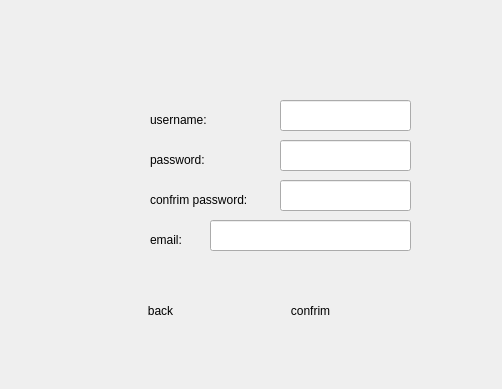
This is authpage.ui in mobinaebrahim/Slay-The-Spire as Qt 5 draws it before an edit. The edited form follows.
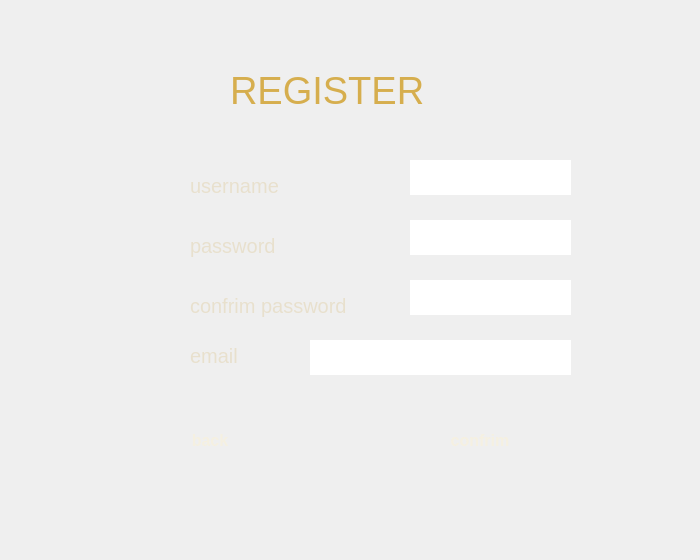
This is the edited form. The open tabs and pages were chosen to show the change. Icons and pictures are not drawn.

Commit message: fix : Complete authpage gui

The edit to the form file:
```diff
--- a/authpage.ui
+++ b/authpage.ui
@@ -2,12 +2,15 @@
 <ui version="4.0">
  <class>AuthPage</class>
  <widget class="QDialog" name="AuthPage">
+  <property name="enabled">
+   <bool>true</bool>
+  </property>
   <property name="geometry">
    <rect>
     <x>0</x>
     <y>0</y>
-    <width>502</width>
-    <height>389</height>
+    <width>700</width>
+    <height>560</height>
    </rect>
   </property>
   <property name="windowTitle">
@@ -17,11 +20,14 @@
    <property name="geometry">
     <rect>
      <x>0</x>
-     <y>0</y>
-     <width>501</width>
-     <height>381</height>
+     <y>20</y>
+     <width>701</width>
+     <height>561</height>
     </rect>
    </property>
+   <property name="autoFillBackground">
+    <bool>false</bool>
+   </property>
    <property name="currentIndex">
     <number>4</number>
    </property>
@@ -29,139 +35,246 @@
     <widget class="QLineEdit" name="lineEdit_reg_username">
      <property name="geometry">
       <rect>
-       <x>280</x>
-       <y>100</y>
-       <width>131</width>
-       <height>31</height>
+       <x>410</x>
+       <y>140</y>
+       <width>161</width>
+       <height>35</height>
       </rect>
      </property>
      <property name="styleSheet">
       <string notr="true">QLineEdit {
-    border-image: url(:/assets/authpage/lineedit.png) 0 0 0 0 strech strech;
-    font-size: 14px;
-  
+    border-image: url(:/assets/authpage/lineedit.png) 0 0 0 0 strech strech;   
 }
+QLineEdit
+{
+    font-family: &quot;IM FELL English&quot;;
+    font-size: 16px;
+
+    color: #E8DFC4;
+    border: none;
+
+    padding-left: 12px;
+    padding-right: 12px;
+    selection-background-color: #9A6A1E;
+    selection-color: white;
+}
+
 </string>
      </property>
     </widget>
     <widget class="QLineEdit" name="lineEdit_reg_password">
      <property name="geometry">
       <rect>
-       <x>280</x>
-       <y>140</y>
-       <width>131</width>
-       <height>31</height>
+       <x>410</x>
+       <y>200</y>
+       <width>161</width>
+       <height>35</height>
       </rect>
      </property>
      <property name="styleSheet">
       <string notr="true">QLineEdit {
-    border-image: url(:/assets/authpage/lineedit.png) 0 0 0 0 strech strech;
-    font-size: 14px;
-  
+    border-image: url(:/assets/authpage/lineedit.png) 0 0 0 0 strech strech;   
 }
+QLineEdit
+{
+    font-family: &quot;IM FELL English&quot;;
+    font-size: 16px;
+
+    color: #E8DFC4;
+    border: none;
+
+    padding-left: 12px;
+    padding-right: 12px;
+    selection-background-color: #9A6A1E;
+    selection-color: white;
+}
+
 </string>
      </property>
+     <property name="echoMode">
+      <enum>QLineEdit::EchoMode::Password</enum>
+     </property>
     </widget>
     <widget class="QLineEdit" name="lineEdit_confirmPassword">
      <property name="geometry">
       <rect>
-       <x>280</x>
-       <y>180</y>
-       <width>131</width>
-       <height>31</height>
+       <x>410</x>
+       <y>260</y>
+       <width>161</width>
+       <height>35</height>
       </rect>
      </property>
      <property name="styleSheet">
       <string notr="true">QLineEdit {
-    border-image: url(:/assets/authpage/lineedit.png) 0 0 0 0 strech strech;
-    font-size: 14px;
-  
+    border-image: url(:/assets/authpage/lineedit.png) 0 0 0 0 strech strech;   
 }
+QLineEdit
+{
+    font-family: &quot;IM FELL English&quot;;
+    font-size: 16px;
+
+    color: #E8DFC4;
+    border: none;
+
+    padding-left: 12px;
+    padding-right: 12px;
+    selection-background-color: #9A6A1E;
+    selection-color: white;
+}
+
 </string>
      </property>
+     <property name="echoMode">
+      <enum>QLineEdit::EchoMode::Password</enum>
+     </property>
     </widget>
     <widget class="QLineEdit" name="lineEdit_email">
      <property name="geometry">
       <rect>
-       <x>210</x>
-       <y>220</y>
-       <width>201</width>
-       <height>31</height>
+       <x>310</x>
+       <y>320</y>
+       <width>261</width>
+       <height>35</height>
       </rect>
      </property>
      <property name="styleSheet">
       <string notr="true">QLineEdit {
-    border-image: url(:/assets/authpage/lineedit.png) 0 0 0 0 strech strech;
-    font-size: 14px;
-  
+    border-image: url(:/assets/authpage/lineedit.png) 0 0 0 0 strech strech;   
 }
+QLineEdit
+{
+    font-family: &quot;IM FELL English&quot;;
+    font-size: 16px;
+
+    color: #E8DFC4;
+    border: none;
+
+    padding-left: 12px;
+    padding-right: 12px;
+    selection-background-color: #9A6A1E;
+    selection-color: white;
+}
+
 </string>
      </property>
     </widget>
     <widget class="QLabel" name="label_3">
      <property name="geometry">
       <rect>
-       <x>150</x>
-       <y>110</y>
-       <width>91</width>
-       <height>20</height>
-      </rect>
-     </property>
-     <property name="text">
-      <string>username:</string>
-     </property>
-    </widget>
-    <widget class="QLabel" name="label_4">
-     <property name="geometry">
-      <rect>
-       <x>150</x>
+       <x>190</x>
        <y>150</y>
        <width>91</width>
-       <height>20</height>
+       <height>31</height>
       </rect>
      </property>
+     <property name="styleSheet">
+      <string notr="true">QLabel
+{
+    font-family: &quot;Marcellus&quot;;
+    font-size: 20px;
+    font-weight: normal;
+
+    color: rgb(232,224,205);
+
+    background: transparent;
+    border: none;
+}</string>
+     </property>
      <property name="text">
-      <string>password:</string>
+      <string>username</string>
+     </property>
+    </widget>
+    <widget class="QLabel" name="label_4">
+     <property name="geometry">
+      <rect>
+       <x>190</x>
+       <y>210</y>
+       <width>111</width>
+       <height>31</height>
+      </rect>
+     </property>
+     <property name="styleSheet">
+      <string notr="true">QLabel
+{
+    font-family: &quot;Marcellus&quot;;
+    font-size: 20px;
+    font-weight: normal;
+
+    color: rgb(232,224,205);
+
+    background: transparent;
+    border: none;
+}</string>
+     </property>
+     <property name="text">
+      <string>password</string>
      </property>
     </widget>
     <widget class="QLabel" name="label_5">
      <property name="geometry">
       <rect>
-       <x>150</x>
-       <y>190</y>
-       <width>121</width>
-       <height>20</height>
+       <x>190</x>
+       <y>270</y>
+       <width>171</width>
+       <height>31</height>
       </rect>
      </property>
+     <property name="styleSheet">
+      <string notr="true">QLabel
+{
+    font-family: &quot;Marcellus&quot;;
+    font-size: 20px;
+    font-weight: normal;
+
+    color: rgb(232,224,205);
+
+    background: transparent;
+    border: none;
+}</string>
+     </property>
      <property name="text">
-      <string>confrim password:</string>
+      <string>confrim password</string>
      </property>
     </widget>
     <widget class="QLabel" name="label_6">
      <property name="geometry">
       <rect>
-       <x>150</x>
-       <y>230</y>
-       <width>63</width>
-       <height>20</height>
+       <x>190</x>
+       <y>320</y>
+       <width>101</width>
+       <height>31</height>
       </rect>
      </property>
+     <property name="styleSheet">
+      <string notr="true">QLabel
+{
+    font-family: &quot;Marcellus&quot;;
+    font-size: 20px;
+    font-weight: normal;
+
+    color: rgb(232,224,205);
+
+    background: transparent;
+    border: none;
+}</string>
+     </property>
      <property name="text">
-      <string>email:</string>
+      <string>email</string>
      </property>
     </widget>
     <widget class="QLabel" name="label_registerError">
      <property name="geometry">
       <rect>
        <x>140</x>
-       <y>260</y>
+       <y>360</y>
        <width>251</width>
-       <height>20</height>
+       <height>16</height>
       </rect>
      </property>
      <property name="styleSheet">
-      <string notr="true">color: red; 
-font-weight: bold;</string>
+      <string notr="true">color: gold; 
+font-weight: bold;
+</string>
      </property>
      <property name="text">
       <string/>
@@ -170,10 +283,10 @@
     <widget class="QLabel" name="label_14">
      <property name="geometry">
       <rect>
-       <x>110</x>
-       <y>140</y>
-       <width>31</width>
-       <height>31</height>
+       <x>130</x>
+       <y>200</y>
+       <width>41</width>
+       <height>41</height>
       </rect>
      </property>
      <property name="styleSheet">
@@ -189,10 +302,10 @@
     <widget class="QLabel" name="label_15">
      <property name="geometry">
       <rect>
-       <x>110</x>
-       <y>180</y>
-       <width>31</width>
-       <height>31</height>
+       <x>130</x>
+       <y>260</y>
+       <width>41</width>
+       <height>41</height>
       </rect>
      </property>
      <property name="styleSheet">
@@ -208,9 +321,9 @@
     <widget class="QLabel" name="label_16">
      <property name="geometry">
       <rect>
-       <x>110</x>
-       <y>220</y>
-       <width>31</width>
+       <x>130</x>
+       <y>320</y>
+       <width>51</width>
        <height>31</height>
       </rect>
      </property>
@@ -227,10 +340,10 @@
     <widget class="QLabel" name="label_17">
      <property name="geometry">
       <rect>
-       <x>110</x>
-       <y>100</y>
-       <width>31</width>
-       <height>31</height>
+       <x>130</x>
+       <y>140</y>
+       <width>41</width>
+       <height>41</height>
       </rect>
      </property>
      <property name="styleSheet">
@@ -243,6 +356,31 @@
       <string/>
      </property>
     </widget>
+    <widget class="QLabel" name="label_23">
+     <property name="geometry">
+      <rect>
+       <x>230</x>
+       <y>50</y>
+       <width>261</width>
+       <height>41</height>
+      </rect>
+     </property>
+     <property name="styleSheet">
+      <string notr="true">QLabel
+{
+    font-family: &quot;Cinzel Black&quot;;
+    font-size: 38px;
+
+    color: rgb(214, 174, 78);
+
+    background: transparent;
+    border: none;
+}</string>
+     </property>
+     <property name="text">
+      <string>REGISTER</string>
+     </property>
+    </widget>
    </widget>
    <widget class="QWidget" name="page_verify">
     <widget class="QLabel" name="label_verifyError">
@@ -771,10 +909,10 @@
   <widget class="QPushButton" name="btnBack">
    <property name="geometry">
     <rect>
-     <x>100</x>
-     <y>290</y>
-     <width>121</width>
-     <height>41</height>
+     <x>120</x>
+     <y>410</y>
+     <width>180</width>
+     <height>60</height>
     </rect>
    </property>
    <property name="styleSheet">
@@ -782,6 +920,18 @@
     border-image: url(:/assets/authpage/back.png) 0 0 0 0 stretch stretch;
     border: none;
     background: transparent;
+}
+
+QPushButton
+{
+    font-family: &quot;Marcellus&quot;;
+    font-size: 16px;
+	font-weight:Bold;
+
+    color: rgb(245,240,225);
+
+    background: transparent;
+    border: none;
 }</string>
    </property>
    <property name="text">
@@ -791,10 +941,10 @@
   <widget class="QPushButton" name="btnConfirm">
    <property name="geometry">
     <rect>
-     <x>250</x>
-     <y>290</y>
-     <width>121</width>
-     <height>41</height>
+     <x>390</x>
+     <y>410</y>
+     <width>180</width>
+     <height>60</height>
     </rect>
    </property>
    <property name="whatsThis">
@@ -805,6 +955,17 @@
     border-image: url(:/assets/authpage/confrim.png) 0 0 0 0 stretch stretch;
     border: none;
     background: transparent;
+}
+QPushButton
+{
+    font-family: &quot;Marcellus&quot;;
+    font-size: 16px;
+	font-weight:Bold;
+
+    color: rgb(245,240,225);
+
+    background: transparent;
+    border: none;
 }</string>
    </property>
    <property name="text">
```
Left out of the diff: 438 changed lines with no effect on the pictures. The commit also changes 22 other files.
